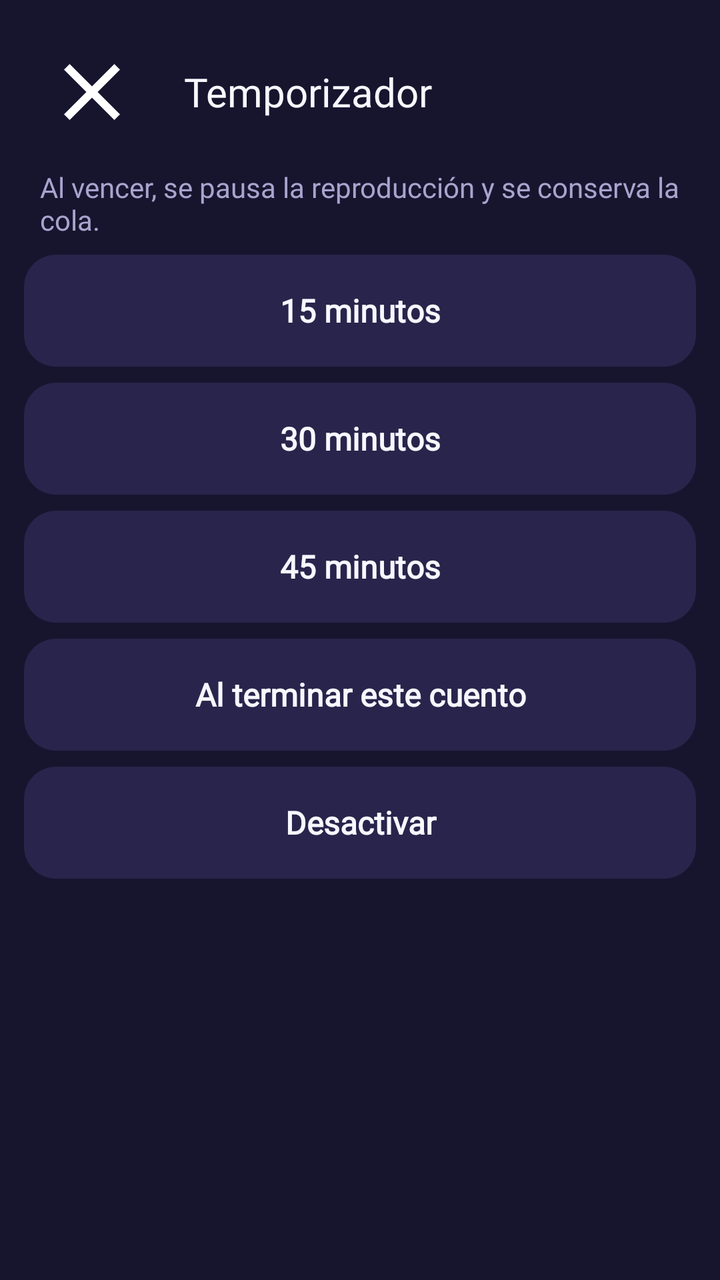
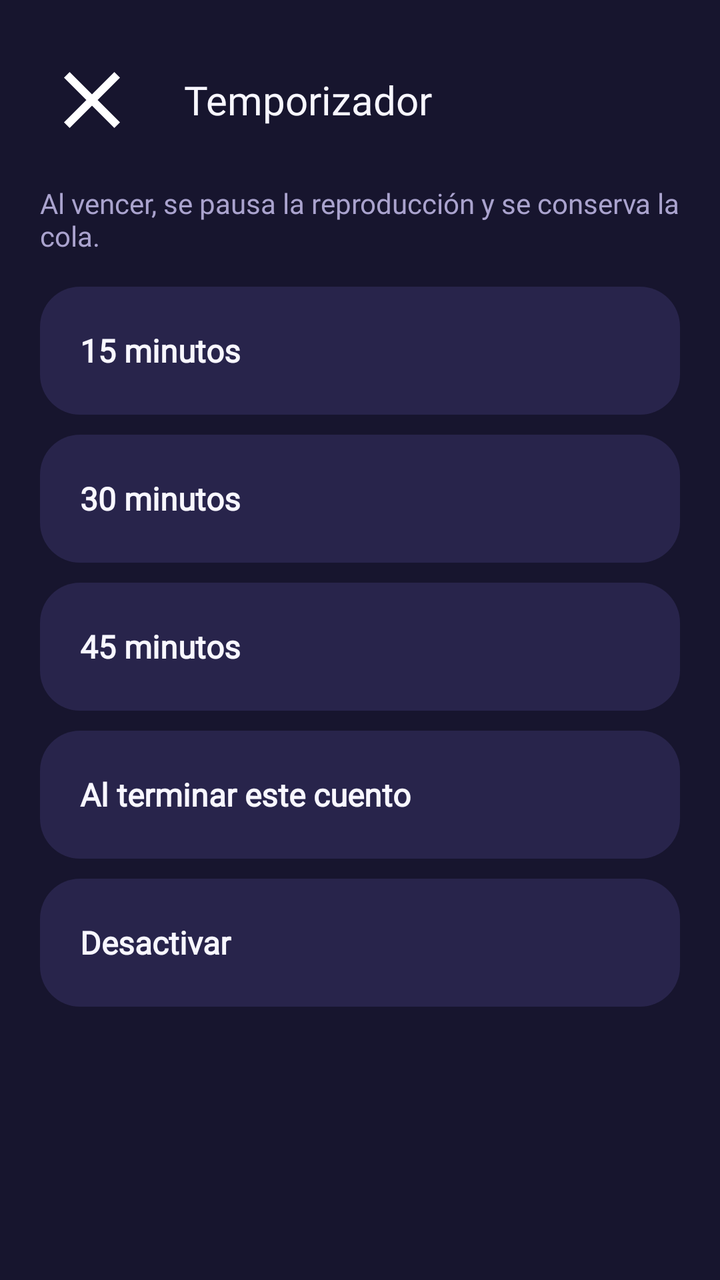

Compare the two renders of this Android layout. The source of the first and the diff that turns it into the second are given below.
<!-- AndroidManifest.xml: application theme Theme.Julicuentos -->
<!-- res/layout/fragment_timer.xml -->
<?xml version="1.0" encoding="utf-8"?>
<LinearLayout xmlns:android="http://schemas.android.com/apk/res/android"
    android:layout_width="match_parent"
    android:layout_height="match_parent"
    android:background="@color/fondo"
    android:orientation="vertical">

    
    <LinearLayout
        android:layout_width="match_parent"
        android:layout_height="wrap_content"
        android:gravity="center_vertical"
        android:orientation="horizontal"
        android:paddingStart="@dimen/header_padding_h"
        android:paddingEnd="@dimen/header_padding_h"
        android:paddingTop="@dimen/header_padding_top"
        android:paddingBottom="@dimen/header_padding_bottom">

        <FrameLayout
            android:id="@+id/timer_back"
            android:layout_width="@dimen/min_touch"
            android:layout_height="@dimen/min_touch"
            android:clickable="true"
            android:focusable="true"
            android:foreground="?attr/selectableItemBackground">

            <ImageView
                android:layout_width="@dimen/queue_btn"
                android:layout_height="@dimen/queue_btn"
                android:layout_gravity="center"
                android:contentDescription="@string/cerrar"
                android:src="@drawable/ic_close" />
        </FrameLayout>

        <TextView
            android:id="@+id/timer_title"
            style="@style/TextAppearance.Jc.20"
            android:layout_width="0dp"
            android:layout_height="wrap_content"
            android:layout_marginStart="@dimen/header_padding_h"
            android:layout_weight="1"
            android:gravity="center_vertical"
            android:text="@string/temporizador" />
    </LinearLayout>

    
    <TextView
        android:id="@+id/timer_helper"
        style="@style/TextAppearance.Jc.14"
        android:layout_width="match_parent"
        android:layout_height="wrap_content"
        android:paddingStart="@dimen/header_padding_h"
        android:paddingEnd="@dimen/header_padding_h"
        android:paddingBottom="@dimen/timer_list_gap"
        android:text="@string/temporizador_helper" />

    
    <LinearLayout
        android:layout_width="match_parent"
        android:layout_height="wrap_content"
        android:orientation="vertical"
        android:paddingStart="@dimen/queue_padding_h"
        android:paddingEnd="@dimen/queue_padding_h">

        <TextView
            android:id="@+id/timer_row_15"
            style="@style/TextAppearance.Jc.Button"
            android:layout_width="match_parent"
            android:layout_height="@dimen/timer_row_height"
            android:layout_marginBottom="@dimen/timer_list_gap"
            android:background="@drawable/bg_row_surface"
            android:clickable="true"
            android:focusable="true"
            android:foreground="?attr/selectableItemBackground"
            android:gravity="center"
            android:text="@string/timer_15"
            android:textColor="@color/texto" />

        <TextView
            android:id="@+id/timer_row_30"
            style="@style/TextAppearance.Jc.Button"
            android:layout_width="match_parent"
            android:layout_height="@dimen/timer_row_height"
            android:layout_marginBottom="@dimen/timer_list_gap"
            android:background="@drawable/bg_row_surface"
            android:clickable="true"
            android:focusable="true"
            android:foreground="?attr/selectableItemBackground"
            android:gravity="center"
            android:text="@string/timer_30"
            android:textColor="@color/texto" />

        <TextView
            android:id="@+id/timer_row_45"
            style="@style/TextAppearance.Jc.Button"
            android:layout_width="match_parent"
            android:layout_height="@dimen/timer_row_height"
            android:layout_marginBottom="@dimen/timer_list_gap"
            android:background="@drawable/bg_row_surface"
            android:clickable="true"
            android:focusable="true"
            android:foreground="?attr/selectableItemBackground"
            android:gravity="center"
            android:text="@string/timer_45"
            android:textColor="@color/texto" />

        <TextView
            android:id="@+id/timer_row_end"
            style="@style/TextAppearance.Jc.Button"
            android:layout_width="match_parent"
            android:layout_height="@dimen/timer_row_height"
            android:layout_marginBottom="@dimen/timer_list_gap"
            android:background="@drawable/bg_row_surface"
            android:clickable="true"
            android:focusable="true"
            android:foreground="?attr/selectableItemBackground"
            android:gravity="center"
            android:text="@string/timer_al_terminar"
            android:textColor="@color/texto" />

        <TextView
            android:id="@+id/timer_row_off"
            style="@style/TextAppearance.Jc.Button"
            android:layout_width="match_parent"
            android:layout_height="@dimen/timer_row_height"
            android:background="@drawable/bg_row_surface"
            android:clickable="true"
            android:focusable="true"
            android:foreground="?attr/selectableItemBackground"
            android:gravity="center"
            android:text="@string/desactivar"
            android:textColor="@color/texto" />
    </LinearLayout>
</LinearLayout>
<!-- resources referenced by this layout -->
<resources>
  <color name="fondo">#17152E</color>
  <color name="texto">#F8F7FF</color>
  <dimen name="header_padding_bottom">12dp</dimen>
  <dimen name="header_padding_h">20dp</dimen>
  <dimen name="header_padding_top">20dp</dimen>
  <dimen name="min_touch">52dp</dimen>
  <dimen name="queue_btn">48dp</dimen>
  <dimen name="queue_padding_h">12dp</dimen>
  <dimen name="timer_list_gap">8dp</dimen>
  <dimen name="timer_row_height">56dp</dimen>
  <!-- drawable bg_row_surface (drawable) -->
  <?xml version="1.0" encoding="utf-8"?>
  <shape xmlns:android="http://schemas.android.com/apk/res/android" android:shape="rectangle">
      <solid android:color="@color/superficie" />
      <corners android:radius="@dimen/corner_card" />
  </shape>
  <!-- drawable ic_close (drawable) -->
  <?xml version="1.0" encoding="utf-8"?>
  <vector xmlns:android="http://schemas.android.com/apk/res/android"
      android:width="24dp"
      android:height="24dp"
      android:viewportWidth="24"
      android:viewportHeight="24">
      <path
          android:fillColor="#FFFFFFFF"
          android:pathData="M19,6.41L17.59,5L12,10.59L6.41,5L5,6.41L10.59,12L5,17.59L6.41,19L12,13.41L17.59,19L19,17.59L13.41,12z" />
  </vector>
  <string name="cerrar">Cerrar</string>
  <string name="desactivar">Desactivar</string>
  <string name="temporizador">Temporizador</string>
  <string name="temporizador_helper">Al vencer, se pausa la reproducción y se conserva la cola.</string>
  <string name="timer_15">15 minutos</string>
  <string name="timer_30">30 minutos</string>
  <string name="timer_45">45 minutos</string>
  <string name="timer_al_terminar">Al terminar este cuento</string>
  <style name="TextAppearance.Jc.14" parent="TextAppearance.Jc">
          <item name="android:textSize">14sp</item>
          <item name="android:fontFamily">@font/nunitosans</item>
          <item name="android:textColor">@color/textoSuave</item>
      </style>
  <style name="TextAppearance.Jc.20" parent="TextAppearance.Jc">
          <item name="android:textSize">20sp</item>
          <item name="android:fontFamily">@font/fredoka</item>
          <item name="android:textColor">@color/texto</item>
      </style>
  <style name="TextAppearance.Jc.Button" parent="TextAppearance.Jc.16">
          <item name="android:textStyle">bold</item>
      </style>
  <style name="Theme.Julicuentos" parent="Theme.AppCompat.NoActionBar">
          <item name="android:windowBackground">@color/fondo</item>
          <item name="android:statusBarColor">@color/fondo</item>
          
          <item name="android:windowLightStatusBar">false</item>
      </style>
  <color name="superficie">#28244B</color>
  <dimen name="corner_card">16dp</dimen>
  <style name="TextAppearance.Jc" parent="TextAppearance.AppCompat" />
  <color name="textoSuave">#AAA3CE</color>
  <style name="TextAppearance.Jc.16" parent="TextAppearance.Jc">
          <item name="android:textSize">16sp</item>
          <item name="android:fontFamily">@font/nunitosans</item>
          <item name="android:textColor">@color/texto</item>
      </style>
</resources>

<!-- the commit's change to res/layout/fragment_timer.xml (unified diff, before → after) -->
@@ -51,7 +51,7 @@
         android:layout_height="wrap_content"
         android:paddingStart="@dimen/header_padding_h"
         android:paddingEnd="@dimen/header_padding_h"
-        android:paddingBottom="@dimen/timer_list_gap"
+        android:paddingBottom="@dimen/timer_helper_padding"
         android:text="@string/temporizador_helper" />
 
     
@@ -59,8 +59,8 @@
         android:layout_width="match_parent"
         android:layout_height="wrap_content"
         android:orientation="vertical"
-        android:paddingStart="@dimen/queue_padding_h"
-        android:paddingEnd="@dimen/queue_padding_h">
+        android:paddingStart="@dimen/header_padding_h"
+        android:paddingEnd="@dimen/header_padding_h">
 
         <TextView
             android:id="@+id/timer_row_15"
@@ -72,7 +72,9 @@
             android:clickable="true"
             android:focusable="true"
             android:foreground="?attr/selectableItemBackground"
-            android:gravity="center"
+            android:gravity="center_vertical|start"
+            android:paddingStart="20dp"
+            android:paddingEnd="20dp"
             android:text="@string/timer_15"
             android:textColor="@color/texto" />
 
@@ -86,7 +88,9 @@
             android:clickable="true"
             android:focusable="true"
             android:foreground="?attr/selectableItemBackground"
-            android:gravity="center"
+            android:gravity="center_vertical|start"
+            android:paddingStart="20dp"
+            android:paddingEnd="20dp"
             android:text="@string/timer_30"
             android:textColor="@color/texto" />
 
@@ -100,7 +104,9 @@
             android:clickable="true"
             android:focusable="true"
             android:foreground="?attr/selectableItemBackground"
-            android:gravity="center"
+            android:gravity="center_vertical|start"
+            android:paddingStart="20dp"
+            android:paddingEnd="20dp"
             android:text="@string/timer_45"
             android:textColor="@color/texto" />
 
@@ -114,7 +120,9 @@
             android:clickable="true"
             android:focusable="true"
             android:foreground="?attr/selectableItemBackground"
-            android:gravity="center"
+            android:gravity="center_vertical|start"
+            android:paddingStart="20dp"
+            android:paddingEnd="20dp"
             android:text="@string/timer_al_terminar"
             android:textColor="@color/texto" />
 
@@ -127,7 +135,9 @@
             android:clickable="true"
             android:focusable="true"
             android:foreground="?attr/selectableItemBackground"
-            android:gravity="center"
+            android:gravity="center_vertical|start"
+            android:paddingStart="20dp"
+            android:paddingEnd="20dp"
             android:text="@string/desactivar"
             android:textColor="@color/texto" />
     </LinearLayout>
<!-- resource entries referenced after the edit -->
@@ -2,14 +2,14 @@
 <resources>
   <color name="fondo">#17152E</color>
   <color name="texto">#F8F7FF</color>
-  <dimen name="header_padding_bottom">12dp</dimen>
+  <dimen name="header_padding_bottom">16dp</dimen>
   <dimen name="header_padding_h">20dp</dimen>
-  <dimen name="header_padding_top">20dp</dimen>
+  <dimen name="header_padding_top">24dp</dimen>
   <dimen name="min_touch">52dp</dimen>
   <dimen name="queue_btn">48dp</dimen>
-  <dimen name="queue_padding_h">12dp</dimen>
-  <dimen name="timer_list_gap">8dp</dimen>
-  <dimen name="timer_row_height">56dp</dimen>
+  <dimen name="timer_helper_padding">16dp</dimen>
+  <dimen name="timer_list_gap">10dp</dimen>
+  <dimen name="timer_row_height">64dp</dimen>
   <!-- drawable bg_row_surface (drawable) -->
   <?xml version="1.0" encoding="utf-8"?>
   <shape xmlns:android="http://schemas.android.com/apk/res/android" android:shape="rectangle">
@@ -55,7 +55,7 @@
           <item name="android:windowLightStatusBar">false</item>
       </style>
   <color name="superficie">#28244B</color>
-  <dimen name="corner_card">16dp</dimen>
+  <dimen name="corner_card">20dp</dimen>
   <style name="TextAppearance.Jc" parent="TextAppearance.AppCompat" />
   <color name="textoSuave">#AAA3CE</color>
   <style name="TextAppearance.Jc.16" parent="TextAppearance.Jc">
